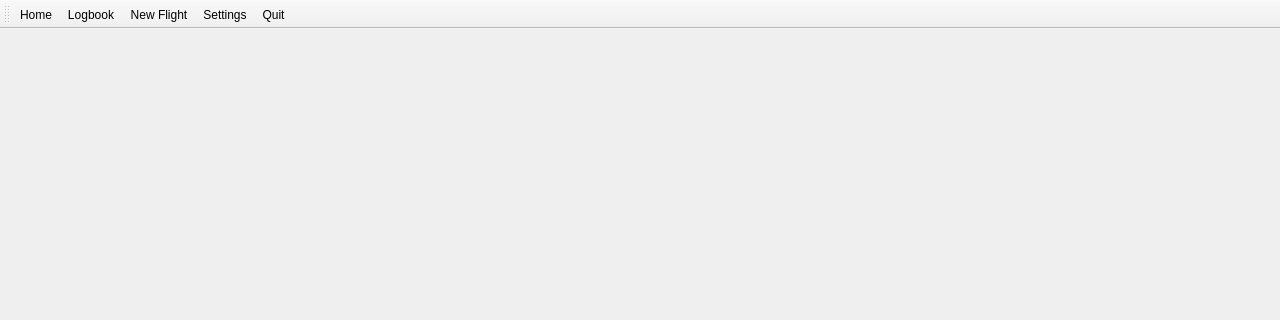
This is mainwindow.ui in fiffty-50/openPilotLog as Qt 5 draws it before an edit; both pictures show x 0 to 1280 and y 0 to 320 of the 1280 by 720 pixel window. The edited form follows.
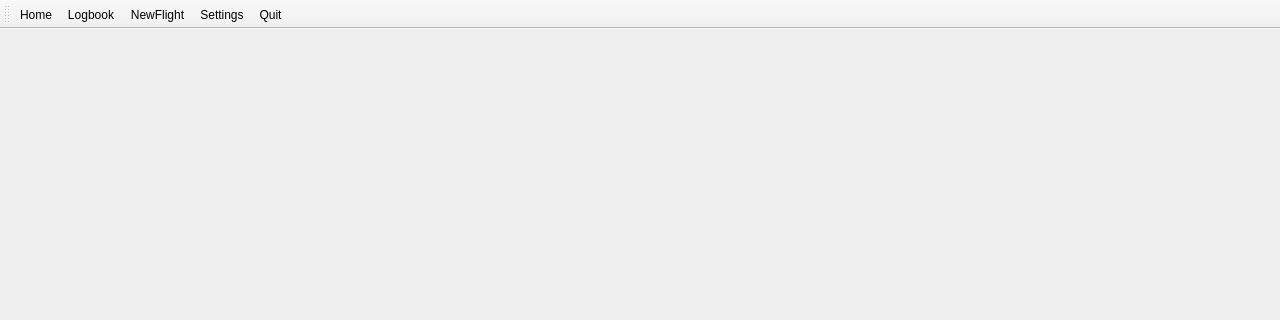
This is the edited form.

```diff
--- a/mainwindow.ui
+++ b/mainwindow.ui
@@ -36,13 +36,13 @@
    </attribute>
    <addaction name="actionHome"/>
    <addaction name="actionLogbook"/>
-   <addaction name="actionNew_Flight"/>
+   <addaction name="actionNewFlight"/>
    <addaction name="actionSettings"/>
    <addaction name="actionQuit"/>
   </widget>
-  <action name="actionNew_Flight">
+  <action name="actionNewFlight">
    <property name="text">
-    <string>New Flight</string>
+    <string>NewFlight</string>
    </property>
    <property name="shortcut">
     <string>Ctrl+N</string>
```
